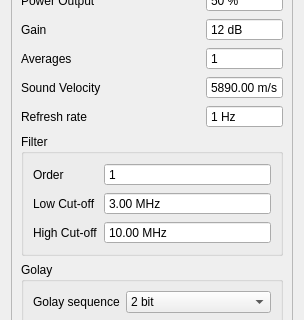
First picture: the form in tsettings.ui, repository SDJoeKing/Tubers_GUI, before the edit; both pictures show x 0 to 304 and y 119 to 439 of the 304 by 730 pixel window.
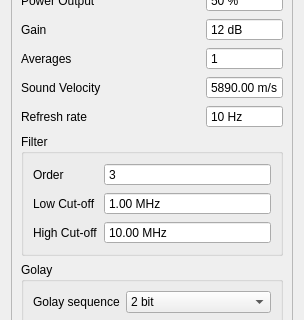
Second picture: the form after the edit.

Commit message: encoder + bscan implemented

```diff
--- a/tsettings.ui
+++ b/tsettings.ui
@@ -231,6 +231,9 @@
         <property name="maximum">
          <number>80</number>
         </property>
+        <property name="value">
+         <number>10</number>
+        </property>
        </widget>
       </item>
       <item row="10" column="0" colspan="3">
@@ -382,7 +385,7 @@
             <number>20</number>
            </property>
            <property name="value">
-            <number>1</number>
+            <number>3</number>
            </property>
           </widget>
          </item>
@@ -405,7 +408,7 @@
             <double>9999.989999999999782</double>
            </property>
            <property name="value">
-            <double>3.000000000000000</double>
+            <double>1.000000000000000</double>
            </property>
           </widget>
          </item>
```
The commit also changes 2 other files.
